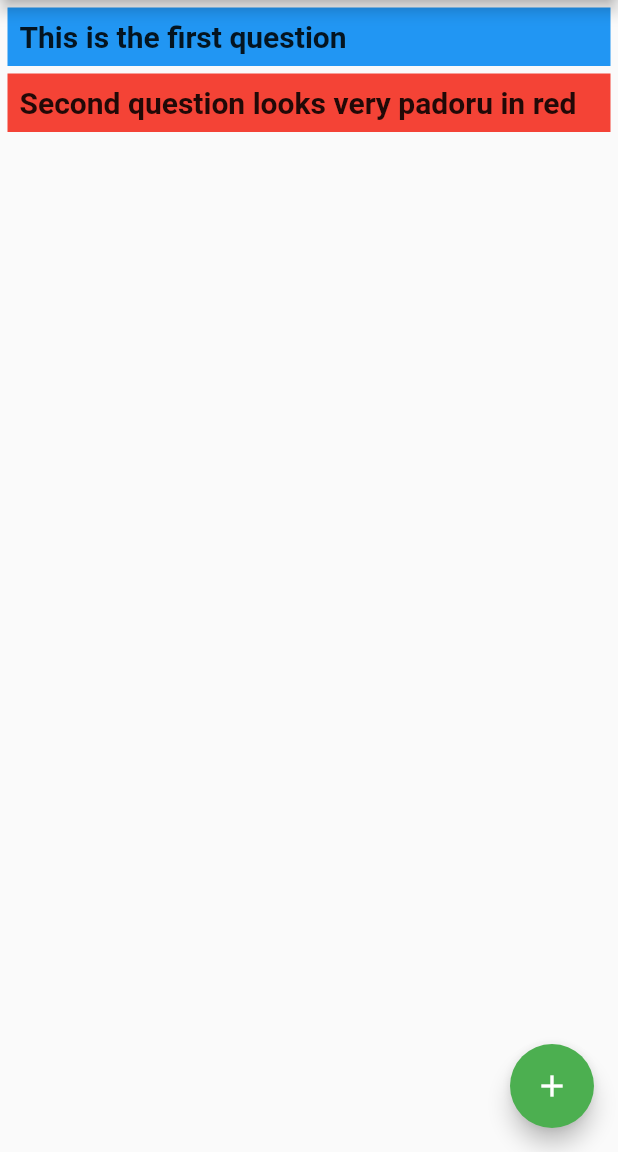
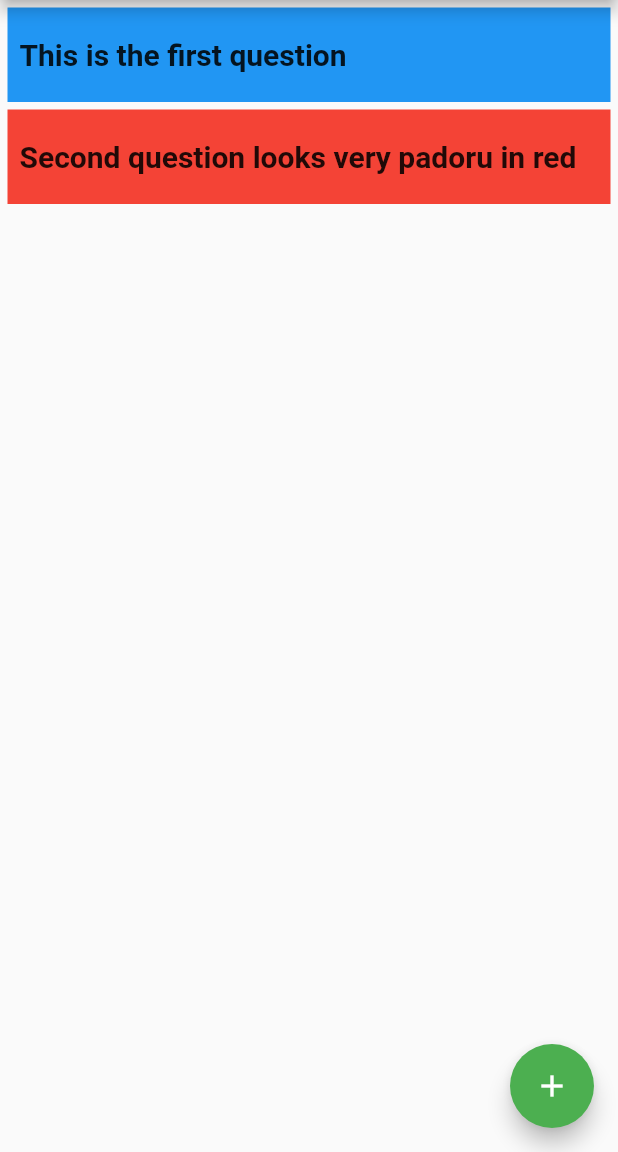
Before and after one commit to Educorreia932/FEUP-ESOF, a Flutter app: the screen it shows after launch, on a phone screen of 412 x 824 dp, the part 84-1236 px from its top. Run offline on Flutter 3.47's test engine with Material 2 defaults, Android fonts, the phone set to English and light mode, and no system bars.

Commit message:
more padding

```diff
--- a/ask_away/lib/main.dart
+++ b/ask_away/lib/main.dart
@@ -71,7 +71,7 @@ class _MyHomePageState extends State<MyHomePage> {
               children: <Widget>[
                 Container(
                     margin: new EdgeInsets.only(top: 5),
-                    padding: const EdgeInsets.all(8),
+                    padding: new EdgeInsets.symmetric(vertical: 20,horizontal: 8),
                     color: Colors.blue,
                     child: Align(
                         alignment: Alignment.centerLeft,
@@ -80,7 +80,7 @@ class _MyHomePageState extends State<MyHomePage> {
                                 fontWeight: FontWeight.bold, fontSize: 20)))),
                 Container(
                     margin: new EdgeInsets.only(top: 5),
-                    padding: const EdgeInsets.all(8),
+                    padding: new EdgeInsets.symmetric(vertical: 20,horizontal: 8),
                     color: Colors.red,
                     child: Align(
                         alignment: Alignment.centerLeft,
```
